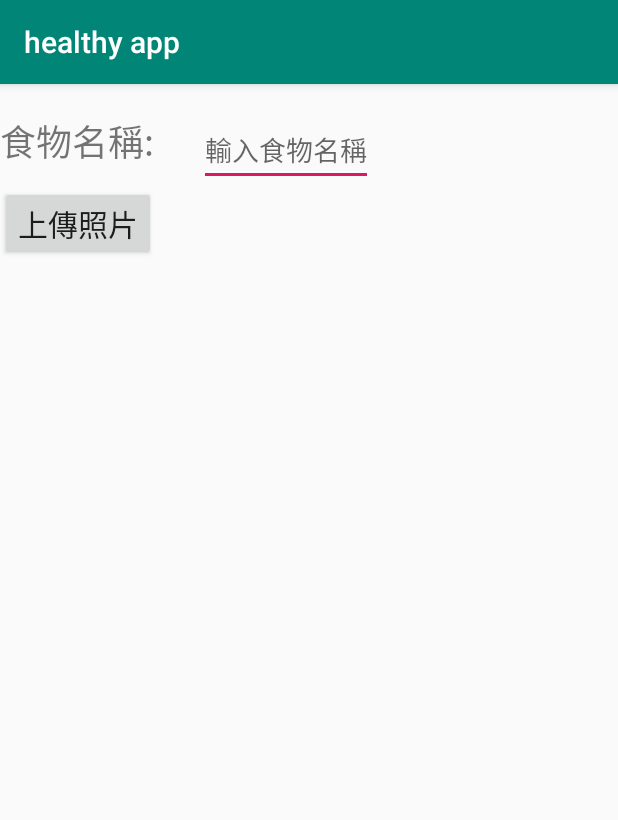
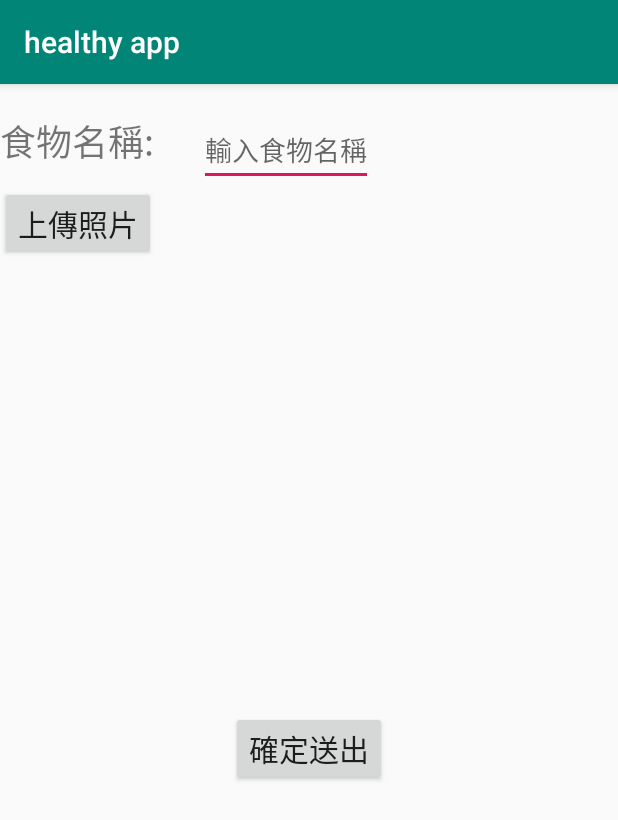
Before and after one commit to wei0820/Student_Control_Diet, an Android app: the AddFoodActivity screen opened directly, with no data from a screen before it, on a phone screen of 412 x 824 dp. Shown: the top 820 px of the screen. Run offline under Robolectric (Android 15) with nearby library versions, the phone set to English and light mode, and no system bars; libraries missing offline, so code that uses them is left out: com.jackpan.libs, net.bither.util; 1 statement that could not run was skipped.

Commit message:
add button view add button function

```diff
--- a/app/src/main/java/com/student/student_healthy/AddFoodActivity.kt
+++ b/app/src/main/java/com/student/student_healthy/AddFoodActivity.kt
@@ -1,16 +1,12 @@
 package com.student.student_healthy
 
-
-import android.annotation.SuppressLint
 import android.annotation.TargetApi
 import android.app.Activity
-import android.app.TimePickerDialog
 import android.content.Intent
 import android.content.pm.PackageManager
 import android.graphics.Bitmap
 import android.graphics.BitmapFactory
 import android.graphics.Matrix
-import android.location.Geocoder
 import android.net.Uri
 import android.os.Build
 import android.os.Bundle
@@ -82,37 +78,11 @@ class AddFoodActivity : AppCompatActivity() , View.OnClickListener, MfirebaeCall
     private val PHOTO = 99
     private val REQUEST_EXTERNAL_STORAGE = 200
     private val PICKER = 100
-    lateinit var bitmap: Bitmap
-    lateinit var phone: DisplayMetrics
     var img: String = ""
-    lateinit var mAddressEdt: EditText
-    lateinit var mCheckBtn: Button
-    lateinit var mSpinner: Spinner
-    lateinit var mStartbtn: Button
-    lateinit var mEndbtn: Button
-    lateinit var mPriceEdt: EditText
-    lateinit var mPhotoButtton: Button
-    lateinit var mPhoneEdt: EditText
-    lateinit var mMessageEdt: EditText
-    lateinit var mSendBtn: Button
-    var latitude  :Double = 0.0
-    var longitude :Double =0.0
-    var mSelectType : String = ""
-    var mType : Int = 0
-
-    var mStartString :String = ""
-    var  mEndString :String = ""
-    var mPhoneString :String = ""
-    var mMessagerString : String = ""
     lateinit var mFirebselibClass: MfiebaselibsClass
-    lateinit var mSpinner2: Spinner
-    val mAppNames = arrayOf(0,1,2,3,4,5,6,7,8,9,10,
-            11,12,13,14,15,16,17,18,19,20,
-            21,22,23,24,25,26,27,28)
-
     var oldFile: File? = null
-    private val filePath: String? = null
     lateinit var mImageView: ImageView
+    lateinit var mOkButton: Button
     override fun onCreate(savedInstanceState: Bundle?) {
         super.onCreate(savedInstanceState)
         mFirebselibClass = MfiebaselibsClass(this, this)
@@ -120,6 +90,10 @@ class AddFoodActivity : AppCompatActivity() , View.OnClickListener, MfirebaeCall
         setContentView(R.layout.activity_add_food)
         mUploadPhoto = findViewById(R.id.upload)
         mImageView = findViewById(R.id.img)
+        mOkButton = findViewById(R.id.okbtn)
+        mOkButton.setOnClickListener {
+
+        }
         mUploadPhoto.setOnClickListener {
             selectPic()
         }
@@ -211,7 +185,6 @@ class AddFoodActivity : AppCompatActivity() , View.OnClickListener, MfirebaeCall
                 }
 
                 override fun onSuccess(file: File) {
-                    Toast.makeText(this@AddFoodActivity,"Size : %s" + getReadableFileSize(file.length()),Toast.LENGTH_SHORT).show()
 
                     img = encode(PhotoManager.getFilePath(file.path.toString()))
                     if(!img.isEmpty()){
@@ -225,26 +198,6 @@ class AddFoodActivity : AppCompatActivity() , View.OnClickListener, MfirebaeCall
                     }
                 }
             })//
-
-//            val cr = contentResolver
-//            try {
-//
-//
-//                //讀取照片，型態為Bitmap
-//                bitmap = BitmapFactory.decodeStream(cr.openInputStream(datauri));
-//                //判斷照片為橫向或者為直向，並進入ScalePic判斷圖片是否要進行縮放
-//                if (bitmap.width > bitmap.height) ScalePic(
-//                        bitmap,
-//                        phone.heightPixels
-//                );
-//                else ScalePic(bitmap, phone.widthPixels);
-//            } catch (ex: FileNotFoundException) {
-//                ex.printStackTrace()
-//
-//            }
-
-//            uploadFromPic(datauri)
-
 
             super.onActivityResult(requestCode, resultCode, data)
         }
--- a/app/src/main/res/layout/activity_add_food.xml
+++ b/app/src/main/res/layout/activity_add_food.xml
@@ -36,12 +36,20 @@
         android:layout_height="wrap_content"
         ></Button>
     <ImageView
+        android:layout_gravity="center"
         android:layout_width="300dp"
         android:layout_height="300dp"
         android:id="@+id/img"
         ></ImageView>
 
-
+    <Button
+        android:id="@+id/okbtn"
+        android:layout_gravity="center"
+        android:text="確定送出"
+        android:textSize="20dp"
+        android:layout_width="wrap_content"
+        android:layout_height="wrap_content"
+        ></Button>
 
 
 </LinearLayout>
```
